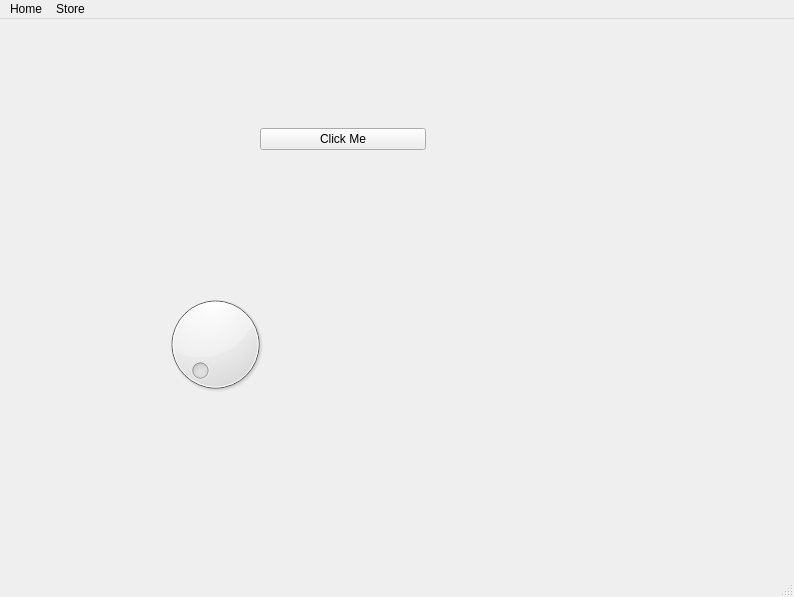
First picture: the form in mainwindow.ui, repository rk-ramkumar/Qt-practice, before the edit.
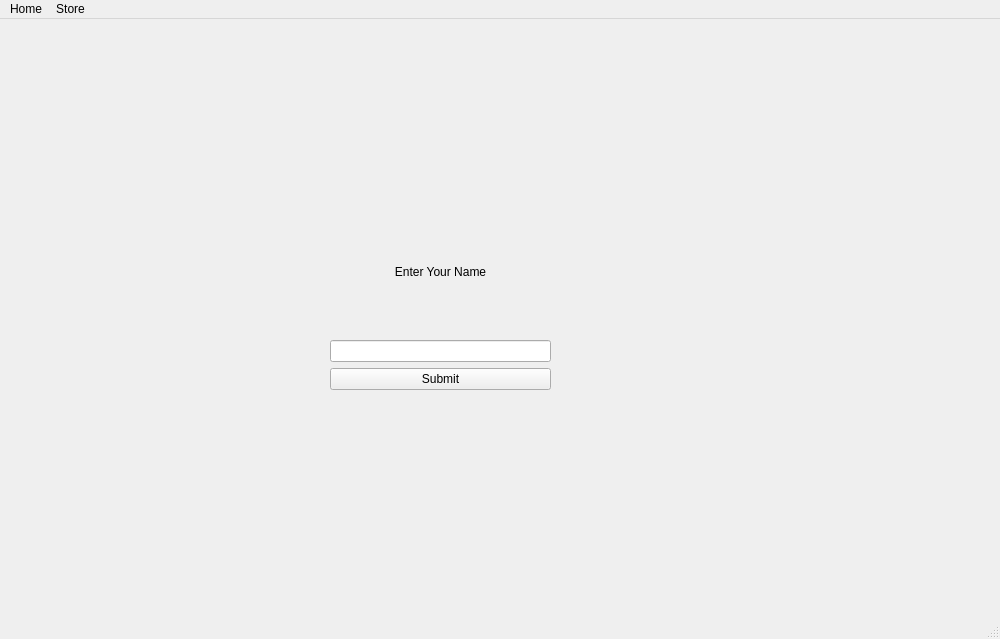
Second picture: the form after the edit.

Commit message: feat: introduce dynamic label text

```diff
--- a/mainwindow.ui
+++ b/mainwindow.ui
@@ -6,50 +6,76 @@
    <rect>
     <x>0</x>
     <y>0</y>
-    <width>794</width>
-    <height>597</height>
+    <width>1000</width>
+    <height>639</height>
    </rect>
   </property>
   <property name="windowTitle">
    <string>MainWindow</string>
   </property>
   <widget class="QWidget" name="centralwidget">
-   <widget class="QWidget" name="horizontalLayoutWidget">
+   <property name="cursor">
+    <cursorShape>ArrowCursor</cursorShape>
+   </property>
+   <widget class="QLabel" name="labelMessage">
     <property name="geometry">
      <rect>
-      <x>260</x>
-      <y>80</y>
-      <width>166</width>
-      <height>80</height>
+      <x>700</x>
+      <y>30</y>
+      <width>191</width>
+      <height>51</height>
      </rect>
     </property>
-    <layout class="QHBoxLayout" name="horizontalLayout">
+    <property name="text">
+     <string/>
+    </property>
+   </widget>
+   <widget class="QWidget" name="">
+    <property name="geometry">
+     <rect>
+      <x>330</x>
+      <y>190</y>
+      <width>221</width>
+      <height>181</height>
+     </rect>
+    </property>
+    <layout class="QVBoxLayout" name="verticalLayout">
+     <property name="sizeConstraint">
+      <enum>QLayout::SizeConstraint::SetMaximumSize</enum>
+     </property>
      <item>
-      <widget class="QPushButton" name="btnClickme">
+      <widget class="QLabel" name="label">
        <property name="text">
-        <string>Click Me</string>
+        <string>Enter Your Name</string>
+       </property>
+       <property name="alignment">
+        <set>Qt::AlignmentFlag::AlignCenter</set>
+       </property>
+      </widget>
+     </item>
+     <item>
+      <widget class="QLineEdit" name="lineEditName">
+       <property name="cursor">
+        <cursorShape>ArrowCursor</cursorShape>
+       </property>
+      </widget>
+     </item>
+     <item>
+      <widget class="QPushButton" name="btnSubmit">
+       <property name="text">
+        <string>Submit</string>
        </property>
       </widget>
      </item>
     </layout>
    </widget>
-   <widget class="QDial" name="dial">
-    <property name="geometry">
-     <rect>
-      <x>140</x>
-      <y>270</y>
-      <width>151</width>
-      <height>111</height>
-     </rect>
-    </property>
-   </widget>
   </widget>
   <widget class="QMenuBar" name="menubar">
    <property name="geometry">
     <rect>
      <x>0</x>
      <y>0</y>
-     <width>794</width>
+     <width>1000</width>
      <height>21</height>
     </rect>
    </property>
```
The commit also changes 2 other files.
